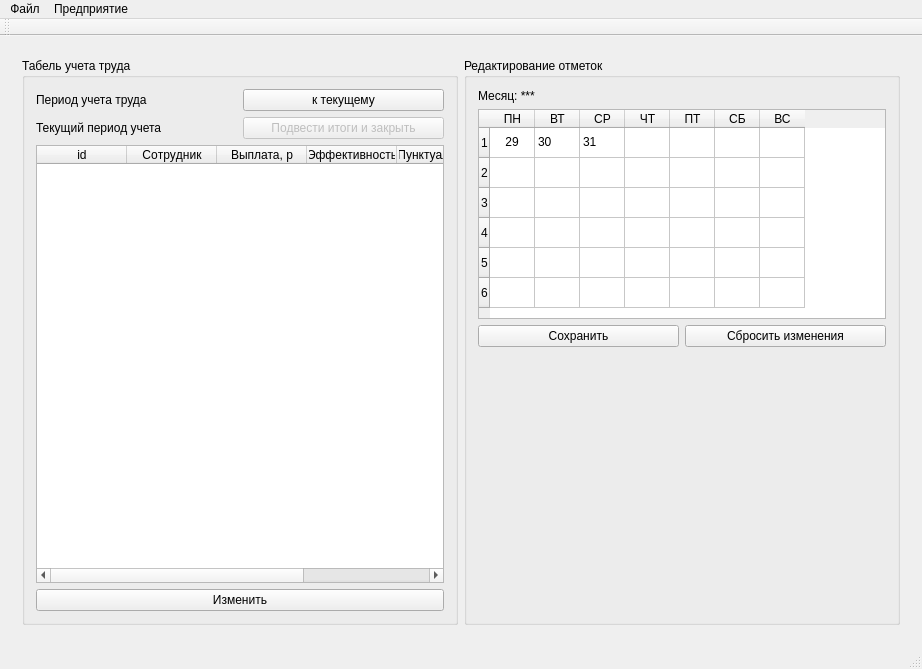
Above: SalaryCount/SalaryCount/salarycount.ui from artemkurylev/mdkp before the change. Below: the same form after it.
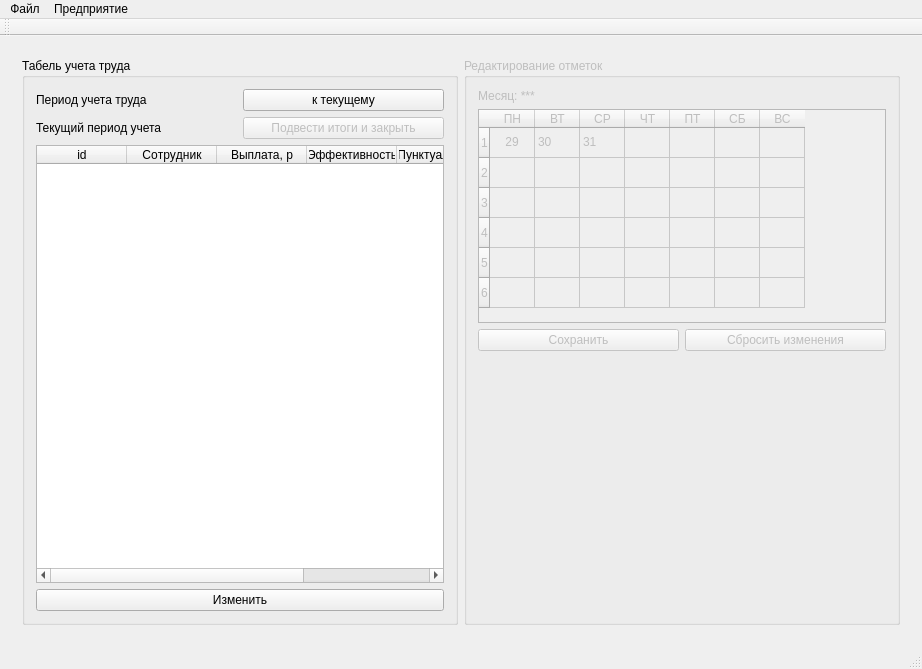
That is the form after the change. Icons and pictures are not drawn.

Commit message: Что-то сделали

```diff
--- a/SalaryCount/SalaryCount/salarycount.ui
+++ b/SalaryCount/SalaryCount/salarycount.ui
@@ -486,7 +486,7 @@
         <item row="1" column="1">
          <widget class="QGroupBox" name="LabourGroupEdit">
           <property name="enabled">
-           <bool>true</bool>
+           <bool>false</bool>
           </property>
           <property name="sizePolicy">
            <sizepolicy hsizetype="Expanding" vsizetype="Expanding">
@@ -518,7 +518,7 @@
              <item>
               <widget class="QPushButton" name="saveEditedLaborBtn">
                <property name="enabled">
-                <bool>true</bool>
+                <bool>false</bool>
                </property>
                <property name="text">
                 <string>Сохранить</string>
@@ -528,7 +528,7 @@
              <item>
               <widget class="QPushButton" name="pushButton_14">
                <property name="enabled">
-                <bool>true</bool>
+                <bool>false</bool>
                </property>
                <property name="text">
                 <string>Сбросить изменения</string>
@@ -540,21 +540,21 @@
            <item row="1" column="0">
             <widget class="QTableWidget" name="laborSheet">
              <property name="sizePolicy">
-              <sizepolicy hsizetype="Expanding" vsizetype="Minimum">
+              <sizepolicy hsizetype="Minimum" vsizetype="Minimum">
                <horstretch>0</horstretch>
                <verstretch>0</verstretch>
               </sizepolicy>
              </property>
              <property name="minimumSize">
               <size>
-               <width>400</width>
+               <width>300</width>
                <height>210</height>
               </size>
              </property>
              <property name="maximumSize">
               <size>
                <width>700</width>
-               <height>220</height>
+               <height>420</height>
               </size>
              </property>
              <property name="baseSize">
@@ -563,6 +563,9 @@
                <height>210</height>
               </size>
              </property>
+             <property name="sizeAdjustPolicy">
+              <enum>QAbstractScrollArea::AdjustToContents</enum>
+             </property>
              <property name="selectionMode">
               <enum>QAbstractItemView::NoSelection</enum>
              </property>
```
Left out of the diff: 2 changed lines with no effect on the pictures. The commit also changes 1 other file.
